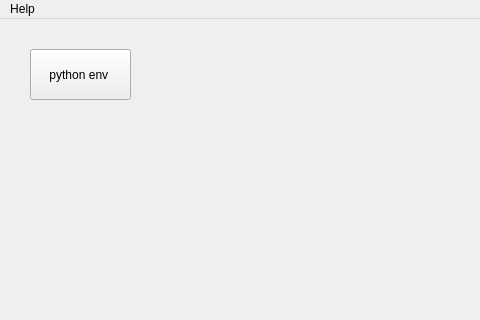
Qt form res/ui/mainwindow.ui (Radicas/Crane) before a commit; both pictures show x 0 to 480 and y 0 to 320 of the 677 by 403 pixel window.
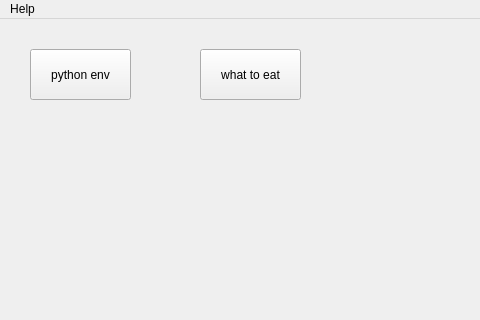
The same form after that commit.

Commit message: feat: 增加常用几何库，增加‘吃什么’按钮

What changed in the file:
```diff
--- a/res/ui/mainwindow.ui
+++ b/res/ui/mainwindow.ui
@@ -24,7 +24,20 @@
      </rect>
     </property>
     <property name="text">
-     <string>python env </string>
+     <string>python env</string>
+    </property>
+   </widget>
+   <widget class="QPushButton" name="wtoEat">
+    <property name="geometry">
+     <rect>
+      <x>200</x>
+      <y>30</y>
+      <width>101</width>
+      <height>51</height>
+     </rect>
+    </property>
+    <property name="text">
+     <string>what to eat</string>
     </property>
    </widget>
   </widget>
```
The commit also changes 5 other files.
